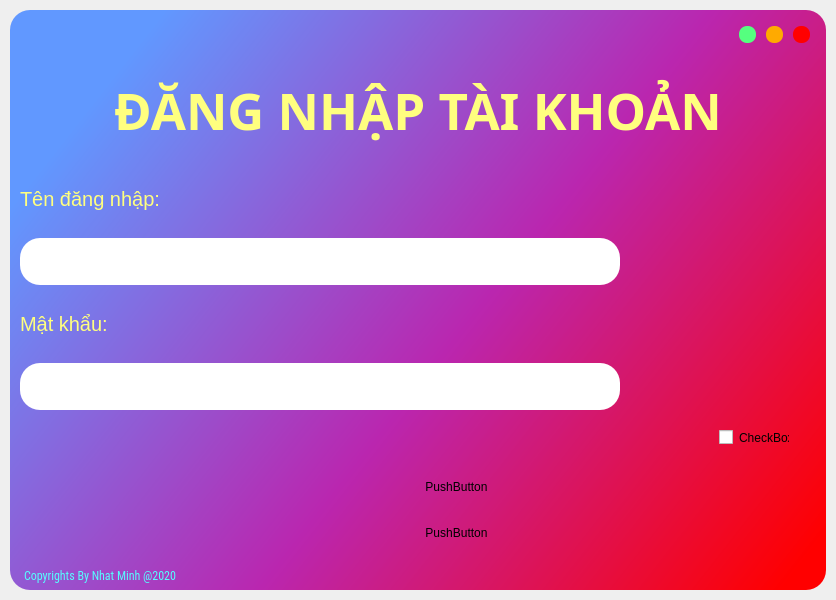
Qt form new gui/ui_main.ui (hoangm960/Astraea) before a commit.
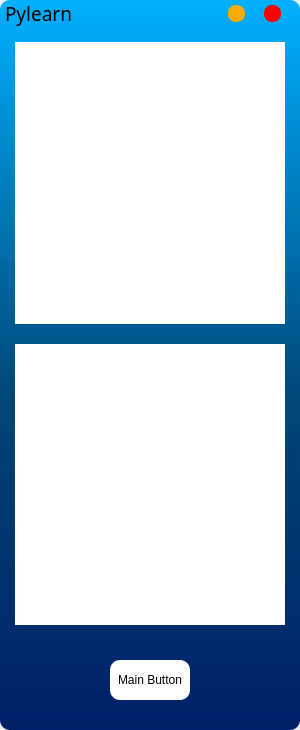
The same form after that commit.

The edit to the form file:
```diff
--- a/new gui/ui_main.ui
+++ b/new gui/ui_main.ui
@@ -6,49 +6,43 @@
    <rect>
     <x>0</x>
     <y>0</y>
-    <width>836</width>
-    <height>600</height>
+    <width>300</width>
+    <height>730</height>
    </rect>
   </property>
-  <property name="maximumSize">
-   <size>
-    <width>16777215</width>
-    <height>16777215</height>
-   </size>
-  </property>
   <property name="windowTitle">
    <string>MainWindow</string>
   </property>
   <widget class="QWidget" name="centralwidget">
-   <layout class="QVBoxLayout" name="drop_shadow_layout">
+   <layout class="QVBoxLayout" name="verticalLayout">
     <property name="spacing">
      <number>0</number>
     </property>
     <property name="leftMargin">
-     <number>10</number>
+     <number>0</number>
     </property>
     <property name="topMargin">
-     <number>10</number>
+     <number>0</number>
     </property>
     <property name="rightMargin">
-     <number>10</number>
+     <number>0</number>
     </property>
     <property name="bottomMargin">
-     <number>10</number>
+     <number>0</number>
     </property>
     <item>
-     <widget class="QFrame" name="drop_shadow_frame">
+     <widget class="QFrame" name="bg_frame">
       <property name="styleSheet">
-       <string notr="true">background-color: qlineargradient(spread:pad, x1:0, y1:0.341, x2:1, y2:0.897, stop:0 rgba(97, 152, 255, 255), stop:0.514124 rgba(186, 38, 175, 255), stop:1 rgba(255, 0, 0, 255));
-border-radius: 20px;</string>
+       <string notr="true">background-color: qlineargradient(spread:pad, x1:0.497, y1:0, x2:0.496, y2:1, stop:0 rgba(0, 176, 255, 255), stop:0.539773 rgba(0, 71, 121, 255), stop:1 rgba(0, 31, 104, 255));
+border-radius: 10px;</string>
       </property>
       <property name="frameShape">
-       <enum>QFrame::NoFrame</enum>
+       <enum>QFrame::StyledPanel</enum>
       </property>
       <property name="frameShadow">
        <enum>QFrame::Raised</enum>
       </property>
-      <layout class="QVBoxLayout" name="verticalLayout">
+      <layout class="QVBoxLayout" name="verticalLayout_6">
        <property name="spacing">
         <number>0</number>
        </property>
@@ -72,16 +66,21 @@
            <height>50</height>
           </size>
          </property>
+         <property name="font">
+          <font>
+           <pointsize>8</pointsize>
+          </font>
+         </property>
          <property name="styleSheet">
-          <string notr="true">background-color: none;</string>
+          <string notr="true">background-color: none</string>
          </property>
          <property name="frameShape">
-          <enum>QFrame::NoFrame</enum>
+          <enum>QFrame::StyledPanel</enum>
          </property>
          <property name="frameShadow">
           <enum>QFrame::Raised</enum>
          </property>
-         <layout class="QHBoxLayout" name="horizontalLayout">
+         <layout class="QHBoxLayout" name="horizontalLayout_2">
           <property name="spacing">
            <number>0</number>
           </property>
@@ -99,12 +98,6 @@
           </property>
           <item>
            <widget class="QFrame" name="frame_title">
-            <property name="font">
-             <font>
-              <family>Roboto Condensed Light</family>
-              <pointsize>14</pointsize>
-             </font>
-            </property>
             <property name="frameShape">
              <enum>QFrame::StyledPanel</enum>
             </property>
@@ -116,7 +109,7 @@
               <number>0</number>
              </property>
              <property name="leftMargin">
-              <number>15</number>
+              <number>5</number>
              </property>
              <property name="topMargin">
               <number>0</number>
@@ -128,24 +121,22 @@
               <number>0</number>
              </property>
              <item>
-              <widget class="QLabel" name="label_title">
-               <property name="minimumSize">
-                <size>
-                 <width>0</width>
-                 <height>50</height>
-                </size>
-               </property>
+              <widget class="QLabel" name="title">
                <property name="font">
                 <font>
-                 <family>Roboto Condensed</family>
+                 <family>Corbel</family>
                  <pointsize>14</pointsize>
+                 <kerning>true</kerning>
                 </font>
                </property>
-               <property name="styleSheet">
-                <string notr="true">color: rgb(255, 197, 62);</string>
-               </property>
                <property name="text">
-                <string/>
+                <string>Pylearn</string>
+               </property>
+               <property name="scaledContents">
+                <bool>false</bool>
+               </property>
+               <property name="alignment">
+                <set>Qt::AlignLeading|Qt::AlignLeft|Qt::AlignTop</set>
                </property>
               </widget>
              </item>
@@ -153,7 +144,7 @@
            </widget>
           </item>
           <item>
-           <widget class="QFrame" name="frame_bttn">
+           <widget class="QFrame" name="frame_btn">
             <property name="maximumSize">
              <size>
               <width>100</width>
@@ -166,39 +157,19 @@
             <property name="frameShadow">
              <enum>QFrame::Raised</enum>
             </property>
-            <layout class="QHBoxLayout" name="horizontalLayout_2">
-             <item>
-              <widget class="QPushButton" name="btn_maximize">
-               <property name="minimumSize">
-                <size>
-                 <width>15</width>
-                 <height>15</height>
-                </size>
-               </property>
-               <property name="maximumSize">
-                <size>
-                 <width>17</width>
-                 <height>17</height>
-                </size>
-               </property>
-               <property name="toolTip">
-                <string>Maximize</string>
-               </property>
-               <property name="styleSheet">
-                <string notr="true">QPushButton {
-	border: none;
-	border-radius: 8px;
-	background-color: rgb(85, 255, 127);
-}
-QPushButton:hover {
-	background-color: rgba(85, 255, 127, 150);
-}</string>
-               </property>
-               <property name="text">
-                <string/>
-               </property>
-              </widget>
-             </item>
+            <layout class="QHBoxLayout" name="horizontalLayout_5">
+             <property name="spacing">
+              <number>0</number>
+             </property>
+             <property name="topMargin">
+              <number>0</number>
+             </property>
+             <property name="rightMargin">
+              <number>0</number>
+             </property>
+             <property name="bottomMargin">
+              <number>0</number>
+             </property>
              <item>
               <widget class="QPushButton" name="btn_minimize">
                <property name="minimumSize">
@@ -270,9 +241,9 @@
         </widget>
        </item>
        <item>
-        <widget class="QFrame" name="content_bar">
+        <widget class="QFrame" name="frame_content">
          <property name="styleSheet">
-          <string notr="true">background-color: none;</string>
+          <string notr="true">background-color: none</string>
          </property>
          <property name="frameShape">
           <enum>QFrame::StyledPanel</enum>
@@ -282,22 +253,52 @@
          </property>
          <layout class="QVBoxLayout" name="verticalLayout_3">
           <property name="spacing">
-           <number>0</number>
+           <number>20</number>
           </property>
           <property name="leftMargin">
-           <number>0</number>
+           <number>15</number>
           </property>
           <property name="topMargin">
-           <number>0</number>
+           <number>15</number>
           </property>
           <property name="rightMargin">
-           <number>0</number>
+           <number>15</number>
           </property>
           <property name="bottomMargin">
-           <number>0</number>
+           <number>5</number>
           </property>
           <item>
-           <widget class="QFrame" name="frame_login">
+           <widget class="QFrame" name="frame_content_assignment">
+            <property name="frameShape">
+             <enum>QFrame::StyledPanel</enum>
+            </property>
+            <property name="frameShadow">
+             <enum>QFrame::Raised</enum>
+            </property>
+            <layout class="QVBoxLayout" name="verticalLayout_5">
+             <property name="spacing">
+              <number>0</number>
+             </property>
+             <property name="leftMargin">
+              <number>0</number>
+             </property>
+             <property name="topMargin">
+              <number>0</number>
+             </property>
+             <property name="rightMargin">
+              <number>0</number>
+             </property>
+             <property name="bottomMargin">
+              <number>0</number>
+             </property>
+             <item>
+              <widget class="QListView" name="list_assignment"/>
+             </item>
+            </layout>
+           </widget>
+          </item>
+          <item>
+           <widget class="QFrame" name="frame_content_hint">
             <property name="frameShape">
              <enum>QFrame::StyledPanel</enum>
             </property>
@@ -321,306 +322,7 @@
               <number>0</number>
              </property>
              <item>
-              <widget class="QFrame" name="frame_login_title">
-               <property name="maximumSize">
-                <size>
-                 <width>16777215</width>
-                 <height>100</height>
-                </size>
-               </property>
-               <property name="styleSheet">
-                <string notr="true">color: rgb(255, 255, 127);</string>
-               </property>
-               <property name="frameShape">
-                <enum>QFrame::NoFrame</enum>
-               </property>
-               <property name="frameShadow">
-                <enum>QFrame::Raised</enum>
-               </property>
-               <layout class="QHBoxLayout" name="horizontalLayout_5">
-                <property name="spacing">
-                 <number>0</number>
-                </property>
-                <property name="leftMargin">
-                 <number>0</number>
-                </property>
-                <property name="topMargin">
-                 <number>0</number>
-                </property>
-                <property name="rightMargin">
-                 <number>0</number>
-                </property>
-                <property name="bottomMargin">
-                 <number>0</number>
-                </property>
-                <item>
-                 <widget class="QLabel" name="label">
-                  <property name="font">
-                   <font>
-                    <family>Nunito</family>
-                    <pointsize>38</pointsize>
-                    <weight>75</weight>
-                    <bold>true</bold>
-                   </font>
-                  </property>
-                  <property name="text">
-                   <string>ĐĂNG NHẬP TÀI KHOẢN</string>
-                  </property>
-                  <property name="alignment">
-                   <set>Qt::AlignCenter</set>
-                  </property>
-                 </widget>
-                </item>
-               </layout>
-              </widget>
-             </item>
-             <item>
-              <widget class="QFrame" name="frame_login_entry">
-               <property name="minimumSize">
-                <size>
-                 <width>0</width>
-                 <height>250</height>
-                </size>
-               </property>
-               <property name="font">
-                <font>
-                 <family>Nunito</family>
-                 <pointsize>20</pointsize>
-                </font>
-               </property>
-               <property name="styleSheet">
-                <string notr="true">color: rgb(255, 255, 127);</string>
-               </property>
-               <property name="frameShape">
-                <enum>QFrame::StyledPanel</enum>
-               </property>
-               <property name="frameShadow">
-                <enum>QFrame::Raised</enum>
-               </property>
-               <layout class="QVBoxLayout" name="verticalLayout_5">
-                <property name="spacing">
-                 <number>0</number>
-                </property>
-                <property name="leftMargin">
-                 <number>0</number>
-                </property>
-                <property name="topMargin">
-                 <number>0</number>
-                </property>
-                <property name="rightMargin">
-                 <number>0</number>
-                </property>
-                <property name="bottomMargin">
-                 <number>0</number>
-                </property>
-                <item>
-                 <widget class="QFrame" name="frame_login_username">
-                  <property name="frameShape">
-                   <enum>QFrame::NoFrame</enum>
-                  </property>
-                  <property name="frameShadow">
-                   <enum>QFrame::Raised</enum>
-                  </property>
-                  <layout class="QVBoxLayout" name="verticalLayout_6">
-                   <property name="spacing">
-                    <number>0</number>
-                   </property>
-                   <property name="leftMargin">
-                    <number>10</number>
-                   </property>
-                   <property name="topMargin">
-                    <number>0</number>
-                   </property>
-                   <property name="rightMargin">
-                    <number>0</number>
-                   </property>
-                   <property name="bottomMargin">
-                    <number>0</number>
-                   </property>
-                   <item>
-                    <widget class="QLabel" name="label_login_username">
-                     <property name="font">
-                      <font>
-                       <pointsize>15</pointsize>
-                      </font>
-                     </property>
-                     <property name="styleSheet">
-                      <string notr="true">color: rgb(255, 255, 127);</string>
-                     </property>
-                     <property name="text">
-                      <string>Tên đăng nhập:</string>
-                     </property>
-                    </widget>
-                   </item>
-                   <item>
-                    <widget class="QLineEdit" name="entry_login_username">
-                     <property name="maximumSize">
-                      <size>
-                       <width>600</width>
-                       <height>16777215</height>
-                      </size>
-                     </property>
-                     <property name="font">
-                      <font>
-                       <pointsize>29</pointsize>
-                      </font>
-                     </property>
-                     <property name="echoMode">
-                      <enum>QLineEdit::Normal</enum>
-                     </property>
-                     <property name="alignment">
-                      <set>Qt::AlignCenter</set>
-                     </property>
-                    </widget>
-                   </item>
-                  </layout>
-                 </widget>
-                </item>
-                <item>
-                 <widget class="QFrame" name="frame_login_password">
-                  <property name="frameShape">
-                   <enum>QFrame::NoFrame</enum>
-                  </property>
-                  <property name="frameShadow">
-                   <enum>QFrame::Raised</enum>
-                  </property>
-                  <layout class="QVBoxLayout" name="verticalLayout_9">
-                   <property name="spacing">
-                    <number>0</number>
-                   </property>
-                   <property name="leftMargin">
-                    <number>10</number>
-                   </property>
-                   <property name="topMargin">
-                    <number>0</number>
-                   </property>
-                   <property name="rightMargin">
-                    <number>0</number>
-                   </property>
-                   <property name="bottomMargin">
-                    <number>0</number>
-                   </property>
-                   <item>
-                    <widget class="QLabel" name="label_login_password">
-                     <property name="font">
-                      <font>
-                       <pointsize>15</pointsize>
-                      </font>
-                     </property>
-                     <property name="text">
-                      <string>Mật khẩu:</string>
-                     </property>
-                    </widget>
-                   </item>
-                   <item>
-                    <widget class="QLineEdit" name="entry_login_password">
-                     <property name="maximumSize">
-                      <size>
-                       <width>600</width>
-                       <height>16777215</height>
-                      </size>
-                     </property>
-                     <property name="font">
-                      <font>
-                       <pointsize>29</pointsize>
-                      </font>
-                     </property>
-                     <property name="alignment">
-                      <set>Qt::AlignCenter</set>
-                     </property>
-                    </widget>
-                   </item>
-                  </layout>
-                 </widget>
-                </item>
-               </layout>
-              </widget>
-             </item>
-             <item>
-              <widget class="QFrame" name="frame_login_btn">
-               <property name="font">
-                <font>
-                 <pointsize>8</pointsize>
-                </font>
-               </property>
-               <property name="frameShape">
-                <enum>QFrame::StyledPanel</enum>
-               </property>
-               <property name="frameShadow">
-                <enum>QFrame::Raised</enum>
-               </property>
-               <layout class="QVBoxLayout" name="verticalLayout_10">
-                <item>
-                 <widget class="QFrame" name="frame">
-                  <property name="frameShape">
-                   <enum>QFrame::StyledPanel</enum>
-                  </property>
-                  <property name="frameShadow">
-                   <enum>QFrame::Raised</enum>
-                  </property>
-                  <widget class="QCheckBox" name="checkBox">
-                   <property name="geometry">
-                    <rect>
-                     <x>700</x>
-                     <y>10</y>
-                     <width>70</width>
-                     <height>17</height>
-                    </rect>
-                   </property>
-                   <property name="text">
-                    <string>CheckBox</string>
-                   </property>
-                  </widget>
-                 </widget>
-                </item>
-                <item>
-                 <widget class="QFrame" name="frame_2">
-                  <property name="frameShape">
-                   <enum>QFrame::StyledPanel</enum>
-                  </property>
-                  <property name="frameShadow">
-                   <enum>QFrame::Raised</enum>
-                  </property>
-                  <widget class="QPushButton" name="pushButton">
-                   <property name="geometry">
-                    <rect>
-                     <x>400</x>
-                     <y>10</y>
-                     <width>75</width>
-                     <height>23</height>
-                    </rect>
-                   </property>
-                   <property name="text">
-                    <string>PushButton</string>
-                   </property>
-                  </widget>
-                 </widget>
-                </item>
-                <item>
-                 <widget class="QFrame" name="frame_3">
-                  <property name="frameShape">
-                   <enum>QFrame::StyledPanel</enum>
-                  </property>
-                  <property name="frameShadow">
-                   <enum>QFrame::Raised</enum>
-                  </property>
-                  <widget class="QPushButton" name="pushButton_2">
-                   <property name="geometry">
-                    <rect>
-                     <x>400</x>
-                     <y>10</y>
-                     <width>75</width>
-                     <height>23</height>
-                    </rect>
-                   </property>
-                   <property name="text">
-                    <string>PushButton</string>
-                   </property>
-                  </widget>
-                 </widget>
-                </item>
-               </layout>
-              </widget>
+              <widget class="QListView" name="list_hint"/>
              </item>
             </layout>
            </widget>
@@ -629,15 +331,22 @@
         </widget>
        </item>
        <item>
-        <widget class="QFrame" name="credits_bar">
+        <widget class="QFrame" name="frame_main_btn">
+         <property name="minimumSize">
+          <size>
+           <width>0</width>
+           <height>100</height>
+          </size>
+         </property>
          <property name="maximumSize">
           <size>
            <width>16777215</width>
-           <height>30</height>
+           <height>100</height>
           </size>
          </property>
          <property name="styleSheet">
-          <string notr="true">background-color: none;</string>
+          <string notr="true">background-color: none;
+</string>
          </property>
          <property name="frameShape">
           <enum>QFrame::StyledPanel</enum>
@@ -645,86 +354,41 @@
          <property name="frameShadow">
           <enum>QFrame::Raised</enum>
          </property>
-         <layout class="QHBoxLayout" name="horizontalLayout_3">
-          <property name="spacing">
-           <number>0</number>
-          </property>
-          <property name="leftMargin">
-           <number>0</number>
-          </property>
-          <property name="topMargin">
-           <number>0</number>
-          </property>
-          <property name="rightMargin">
-           <number>0</number>
-          </property>
-          <property name="bottomMargin">
-           <number>0</number>
-          </property>
+         <layout class="QHBoxLayout" name="horizontalLayout_6">
           <item>
-           <widget class="QFrame" name="frame_label_credits">
-            <property name="frameShape">
-             <enum>QFrame::NoFrame</enum>
-            </property>
-            <property name="frameShadow">
-             <enum>QFrame::Raised</enum>
-            </property>
-            <layout class="QHBoxLayout" name="horizontalLayout_4">
-             <property name="spacing">
-              <number>0</number>
-             </property>
-             <property name="leftMargin">
-              <number>14</number>
-             </property>
-             <property name="topMargin">
-              <number>0</number>
-             </property>
-             <property name="rightMargin">
-              <number>0</number>
-             </property>
-             <property name="bottomMargin">
-              <number>0</number>
-             </property>
-             <item>
-              <widget class="QLabel" name="label_credits">
-               <property name="font">
-                <font>
-                 <family>Roboto Condensed</family>
-                </font>
-               </property>
-               <property name="styleSheet">
-                <string notr="true">color: rgb(85, 255, 255);</string>
-               </property>
-               <property name="text">
-                <string>Copyrights By Nhat Minh @2020</string>
-               </property>
-              </widget>
-             </item>
-            </layout>
-           </widget>
-          </item>
-          <item>
-           <widget class="QFrame" name="frame_grip">
+           <widget class="QPushButton" name="main_btn">
             <property name="minimumSize">
              <size>
-              <width>30</width>
-              <height>30</height>
+              <width>0</width>
+              <height>40</height>
              </size>
             </property>
             <property name="maximumSize">
              <size>
-              <width>30</width>
-              <height>30</height>
+              <width>80</width>
+              <height>16777215</height>
              </size>
             </property>
             <property name="styleSheet">
-             <string notr="true">padding: 5px;</string>
+             <string notr="true">QPushButton {
+	background-color: rgb(255, 255, 255);
+}
+
+QPushButton:hover {
+	background-color: rgba(255, 255, 255, 150)
+}</string>
             </property>
-            <property name="frameShape">
-             <enum>QFrame::NoFrame</enum>
+            <property name="text">
+             <string>Main Button</string>
             </property>
-            <property name="frameShadow">
-             <enum>QFrame::Raised</enum>
+            <property name="checkable">
+             <bool>false</bool>
+            </property>
+            <property name="checked">
+             <bool>false</bool>
+            </property>
+            <property name="flat">
+             <bool>false</bool>
             </property>
            </widget>
           </item>
```
